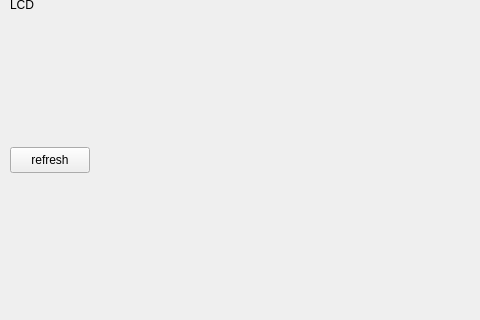
automathan/gb, file mainwindow.ui: the form before one commit; both pictures show x 0 to 480 and y 150 to 470 of the 869 by 645 pixel window.
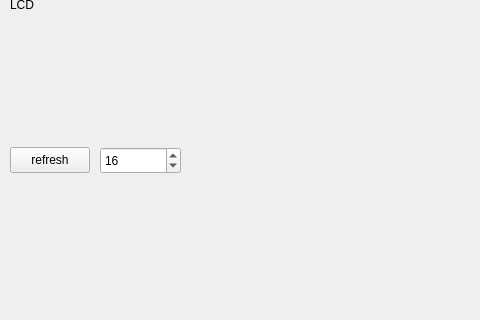
The form after the commit.

```diff
--- a/mainwindow.ui
+++ b/mainwindow.ui
@@ -79,6 +79,25 @@
      <string>step</string>
     </property>
    </widget>
+   <widget class="QSpinBox" name="spinBox">
+    <property name="geometry">
+     <rect>
+      <x>100</x>
+      <y>280</y>
+      <width>81</width>
+      <height>27</height>
+     </rect>
+    </property>
+    <property name="maximum">
+     <number>256</number>
+    </property>
+    <property name="singleStep">
+     <number>16</number>
+    </property>
+    <property name="value">
+     <number>16</number>
+    </property>
+   </widget>
   </widget>
   <widget class="QMenuBar" name="menuBar">
    <property name="geometry">
```
